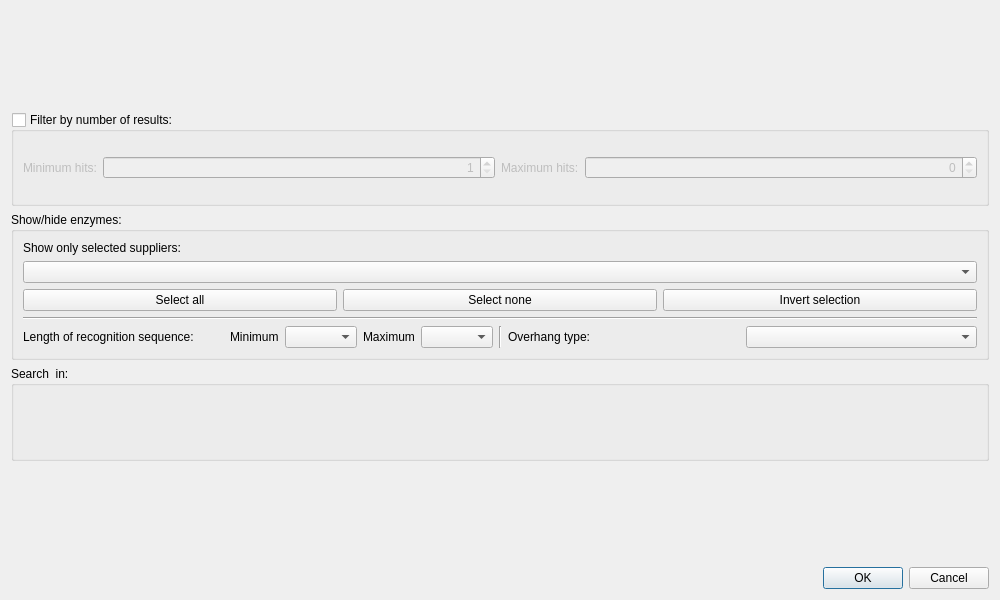
First picture: the form in src/plugins/enzymes/src/FindEnzymesDialog.ui, repository ugeneunipro/ugene, before the edit.
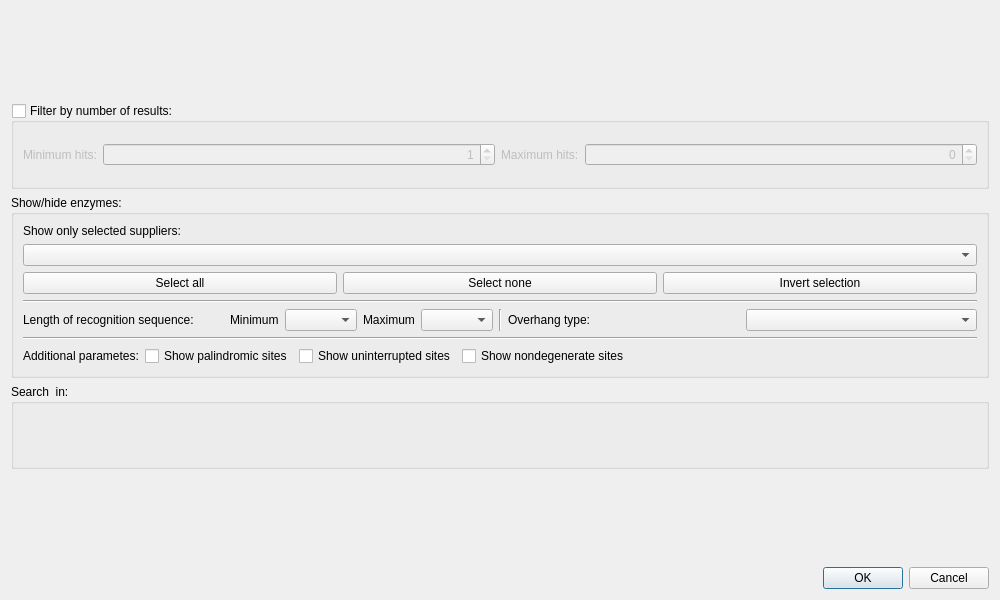
Second picture: the form after the edit. Custom widgets are drawn as their Qt base class.

Commit message: UGENE-7891 Add additional filter parameters

What changed in the file:
```diff
--- a/src/plugins/enzymes/src/FindEnzymesDialog.ui
+++ b/src/plugins/enzymes/src/FindEnzymesDialog.ui
@@ -270,6 +270,76 @@
         </item>
        </layout>
       </item>
+      <item>
+       <widget class="Line" name="line_3">
+        <property name="orientation">
+         <enum>Qt::Horizontal</enum>
+        </property>
+       </widget>
+      </item>
+      <item>
+       <layout class="QHBoxLayout" name="horizontalLayout_8">
+        <item>
+         <widget class="QLabel" name="label_8">
+          <property name="text">
+           <string>Additional parametes:</string>
+          </property>
+         </widget>
+        </item>
+        <item>
+         <widget class="QCheckBox" name="cbShowPalindromic">
+          <property name="toolTip">
+           <string>Forward and reverse-complementary enzyme strands are equal</string>
+          </property>
+          <property name="text">
+           <string>Show palindromic sites</string>
+          </property>
+          <property name="checked">
+           <bool>false</bool>
+          </property>
+         </widget>
+        </item>
+        <item>
+         <widget class="QCheckBox" name="cbShowUninterrupted">
+          <property name="toolTip">
+           <string>No internal N's</string>
+          </property>
+          <property name="text">
+           <string>Show uninterrupted sites</string>
+          </property>
+          <property name="checked">
+           <bool>false</bool>
+          </property>
+         </widget>
+        </item>
+        <item>
+         <widget class="QCheckBox" name="cbShowNondegenerate">
+          <property name="toolTip">
+           <string>A, C, G and T only</string>
+          </property>
+          <property name="text">
+           <string>Show nondegenerate sites</string>
+          </property>
+          <property name="checked">
+           <bool>false</bool>
+          </property>
+         </widget>
+        </item>
+        <item>
+         <spacer name="horizontalSpacer_2">
+          <property name="orientation">
+           <enum>Qt::Horizontal</enum>
+          </property>
+          <property name="sizeHint" stdset="0">
+           <size>
+            <width>40</width>
+            <height>20</height>
+           </size>
+          </property>
+         </spacer>
+        </item>
+       </layout>
+      </item>
      </layout>
     </widget>
    </item>
```
The commit also changes 8 other files.
